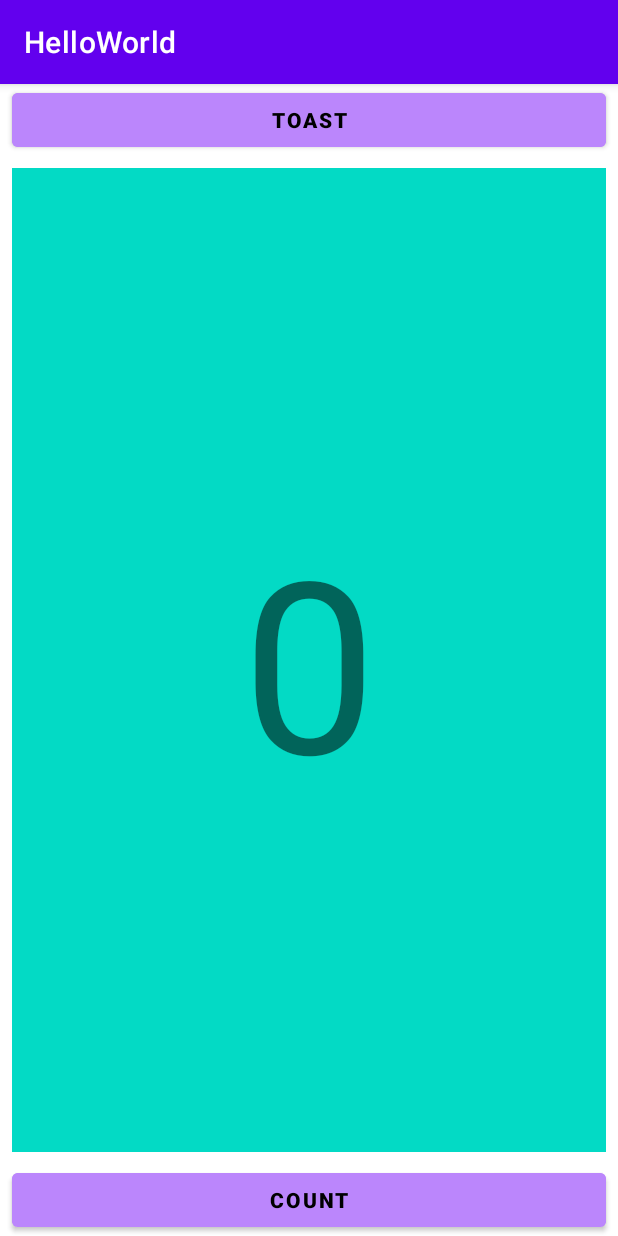
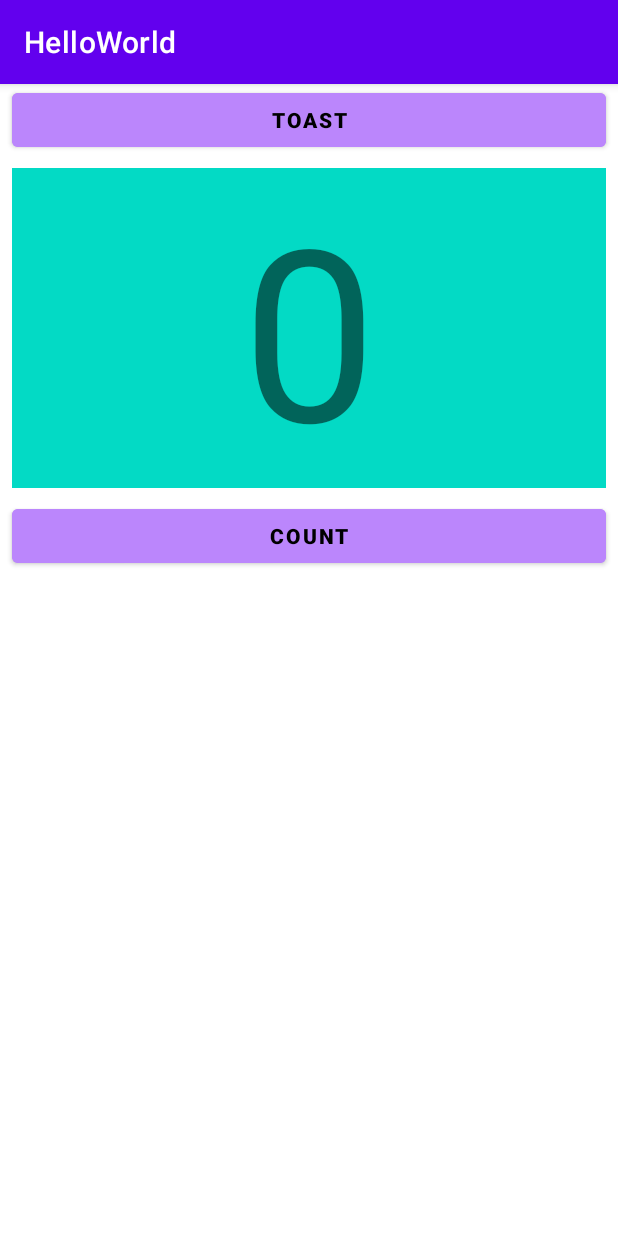
Before and after one commit to Filiberto-Castro/HelloWorld, an Android app: the screen it shows after launch (ToastActivity), on a phone screen of 412 x 824 dp. Run offline under Robolectric (Android 15) with nearby library versions, the phone set to English and light mode, and no system bars.

Commit message:
Task 3: Change the layout to RelativeLayout

```diff
--- a/app/src/main/res/layout/activity_toast.xml
+++ b/app/src/main/res/layout/activity_toast.xml
@@ -1,5 +1,5 @@
 <?xml version="1.0" encoding="utf-8"?>
-<LinearLayout xmlns:android="http://schemas.android.com/apk/res/android"
+<RelativeLayout xmlns:android="http://schemas.android.com/apk/res/android"
     xmlns:app="http://schemas.android.com/apk/res-auto"
     xmlns:tools="http://schemas.android.com/tools"
     android:id="@+id/constr"
@@ -22,7 +22,7 @@
         android:textStyle="bold" />
 
     <TextView
-        android:id="@+id/count_initial_value"
+        android:id="@+id/show_count"
         android:layout_width="match_parent"
         android:layout_height="wrap_content"
         android:layout_marginTop="8dp"
@@ -30,10 +30,12 @@
         android:layout_marginEnd="8dp"
         android:layout_marginBottom="8dp"
         android:gravity="center"
-        android:layout_weight="1"
         android:text="0"
         android:textSize="160sp"
-        android:background="@color/teal_200" />
+        android:background="@color/teal_200"
+        android:layout_below="@+id/btnToast"
+        android:layout_alignParentLeft="true"
+        android:layout_alignParentStart="true"/>
 
     <Button
         android:id="@+id/btnCount"
@@ -46,5 +48,7 @@
         android:text="@string/button_label_count"
         android:textAllCaps="true"
         android:textColor="@color/black"
-        android:textStyle="bold" />
-</LinearLayout>
+        android:textStyle="bold"
+        android:layout_below="@+id/show_count"
+        android:layout_centerHorizontal="true"/>
+</RelativeLayout>
```
